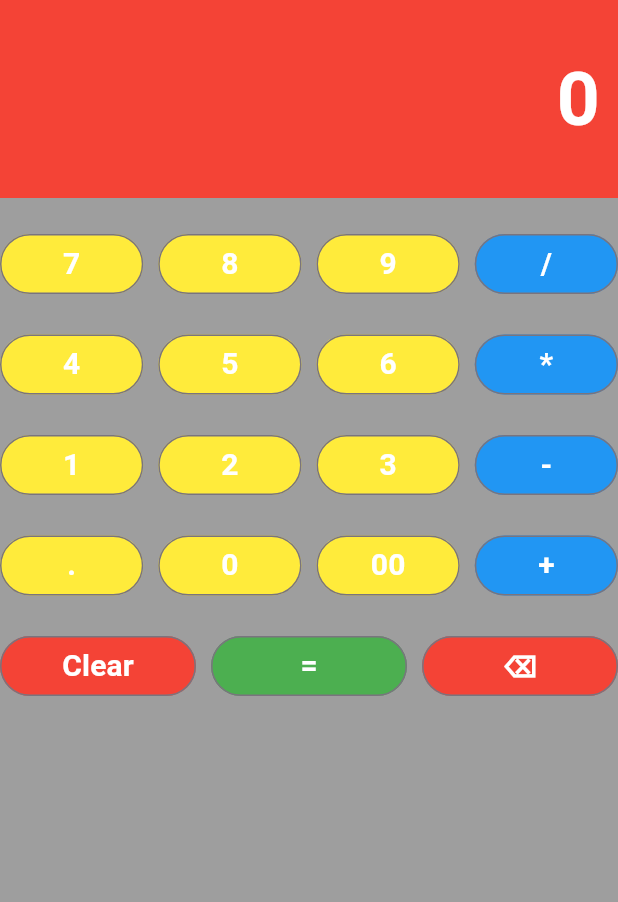
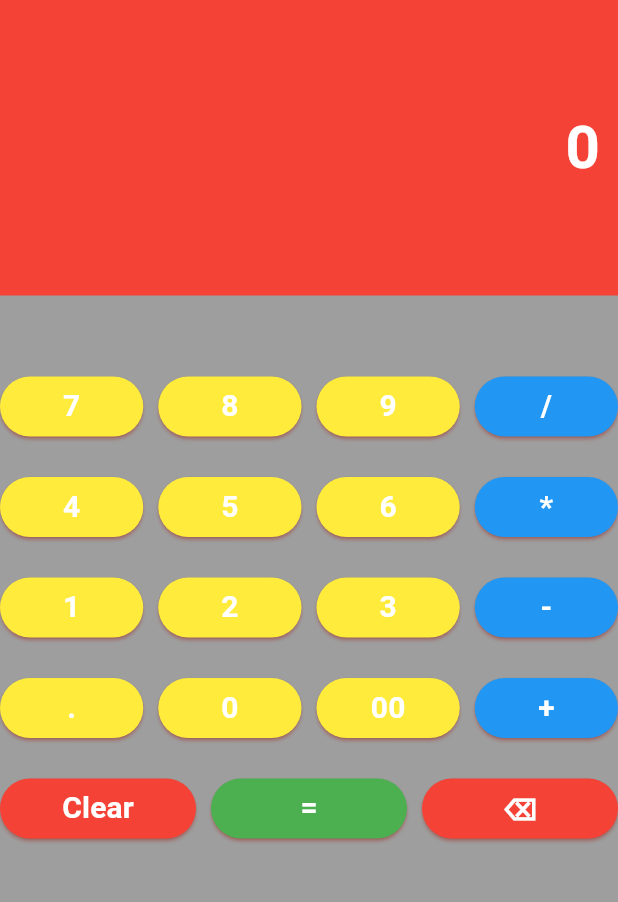
Before and after one commit to Khurram56/Simple-Calculator-in-flutter, a Flutter app: the screen it shows after launch, on a phone screen of 412 x 824 dp, the part 84-986 px from its top. Run offline on Flutter 3.47's test engine with Material 3 defaults, Android fonts, the phone set to English and light mode, and no system bars.

Commit message:
Update main.dart

```diff
--- a/lib/main.dart
+++ b/lib/main.dart
@@ -105,9 +105,10 @@ class _CalculatorHomePageState extends State<CalculatorHomePage> {
     return Expanded(
       child: Padding(
         padding: const EdgeInsets.only(
-            bottom: 14.0), // Add padding only at the bottom
-        child: OutlinedButton(
-          style: OutlinedButton.styleFrom(
+            bottom: 14.0
+            ), // Add padding only at the bottom
+        child: ElevatedButton(
+          style: ElevatedButton.styleFrom(
             backgroundColor: buttonColor,
             foregroundColor: Colors.white,
             shadowColor: Colors.red,
@@ -138,22 +139,26 @@ class _CalculatorHomePageState extends State<CalculatorHomePage> {
         child: Column(
           children: <Widget>[
             Container(
-              alignment: Alignment.centerRight,
+              alignment: Alignment.topRight,
               color: Colors.red,
               padding: const EdgeInsets.symmetric(
-                  vertical: 30.0, horizontal: 12.0),
+                  vertical: 70.0, horizontal: 12.0),
               child: Text(
                 _output,
                 style: const TextStyle(
-                    fontSize: 50.0,
+                    fontSize: 40.0,
                     fontWeight: FontWeight.bold,
                     color: Colors.white),
+                    maxLines: 2,
+
+
               ),
             ),
+            // const Expanded(child: Divider()),
             Column(
-              mainAxisAlignment: MainAxisAlignment.start,
+              mainAxisAlignment: MainAxisAlignment.spaceBetween,
               children: <Widget>[
-                const SizedBox(height: 20),
+                const SizedBox(height: 50),
                 Row(
                   children: <Widget>[
                     buildButton("7"),
```
